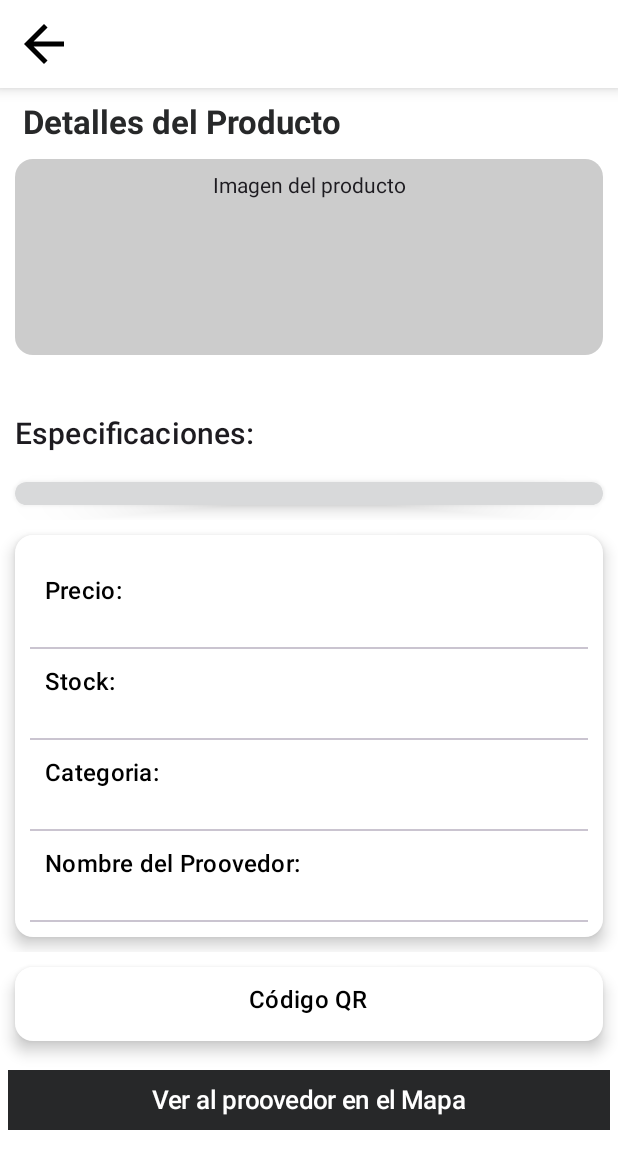
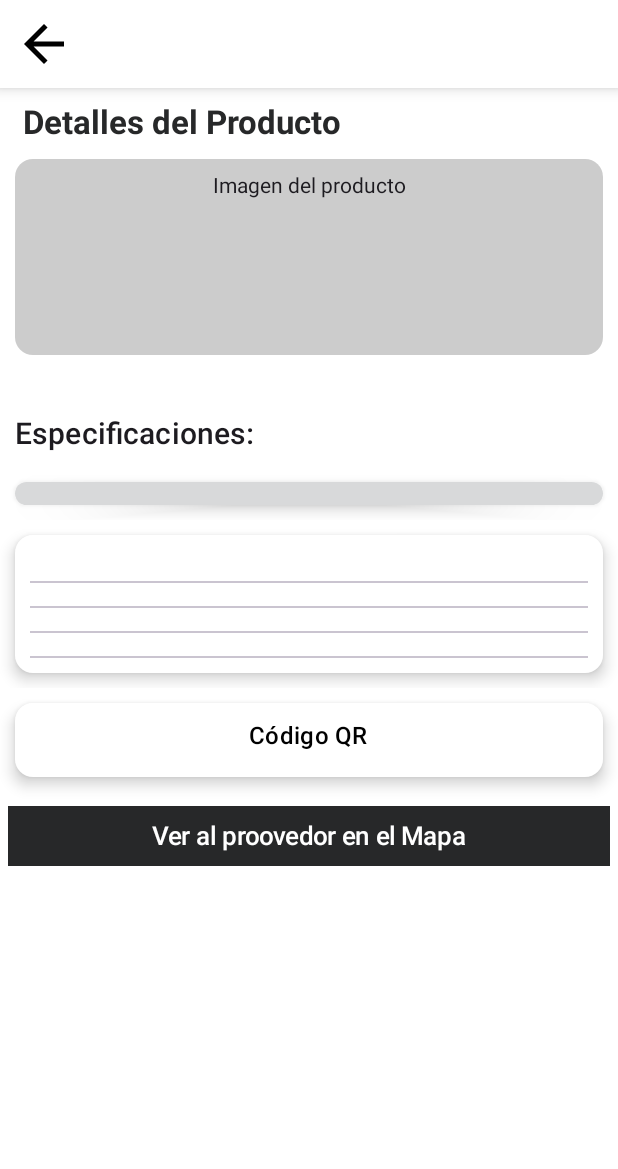
Before and after one commit to unlam-tec-movil/A3-2024-H1-E3, an Android app built with Jetpack Compose: the composable DetalleProducto called with empty values, on a phone screen of 412 x 824 dp. Shown: the top 1169 px of the screen. Run offline under Robolectric (Android 15) with nearby library versions, the phone set to English and light mode, and no system bars.

```diff
--- a/app/src/main/java/ar/edu/unlam/mobile/scaffolding/ui/screens/DetalleProducto.kt
+++ b/app/src/main/java/ar/edu/unlam/mobile/scaffolding/ui/screens/DetalleProducto.kt
@@ -38,7 +38,6 @@ import ar.edu.unlam.mobile.scaffolding.data.local.producto.entity.Producto
 
 @Composable
 fun DetalleProducto(controller: NavHostController, Producto: Producto?) {
-
     val ubicacionProveedor = Producto?.ubicacionProveedor
 
     Column(
@@ -150,49 +149,57 @@ fun DetalleProducto(controller: NavHostController, Producto: Producto?) {
             ) {
                 Spacer(modifier = Modifier.height(5.dp))
                 Column(modifier = Modifier.padding(10.dp)) {
+                    if (Producto != null) {
                         Text(
-                        text = "Precio:",
+                            text = "Precio: ${Producto.precio}",
                             style = MaterialTheme.typography.titleMedium,
                             maxLines = 2,
                             overflow = TextOverflow.Ellipsis,
                             modifier = Modifier.padding(10.dp),
                             color = Color.Black,
                         )
+                    }
 
                     Spacer(modifier = Modifier.height(15.dp))
                     Divider()
 
+                    if (Producto != null) {
                         Text(
-                        text = "Stock:",
+                            text = "Stock: ${Producto.stock}",
                             style = MaterialTheme.typography.titleMedium,
                             maxLines = 2,
                             overflow = TextOverflow.Ellipsis,
                             modifier = Modifier.padding(10.dp),
                             color = Color.Black,
                         )
+                    }
 
                     Spacer(modifier = Modifier.height(15.dp))
                     Divider()
 
+                    if (Producto != null) {
                         Text(
-                        text = "Categoria:",
+                            text = "Categoria: ${Producto.categoria}",
                             style = MaterialTheme.typography.titleMedium,
                             maxLines = 2,
                             overflow = TextOverflow.Ellipsis,
                             modifier = Modifier.padding(10.dp),
                             color = Color.Black,
                         )
+                    }
 
                     Spacer(modifier = Modifier.height(15.dp))
                     Divider()
+                    if (Producto != null) {
                         Text(
-                        text = "Nombre del Proovedor:",
+                            text = "Nombre del Proovedor: ${Producto.nombreProvedor}",
                             style = MaterialTheme.typography.titleMedium,
                             maxLines = 2,
                             overflow = TextOverflow.Ellipsis,
                             modifier = Modifier.padding(10.dp),
                             color = Color.Black,
                         )
+                    }
                     Spacer(modifier = Modifier.height(15.dp))
                     Divider()
                 }
```
Lines whose indentation alone changed are shown as unchanged.
